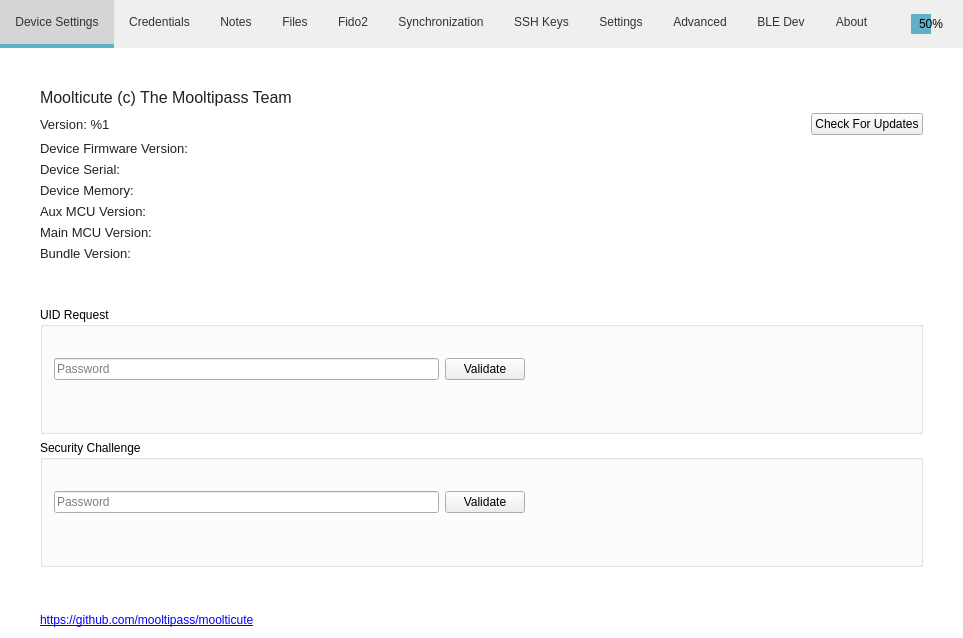
First picture: the form in src/MainWindow.ui, repository mooltipass/moolticute, before the edit.
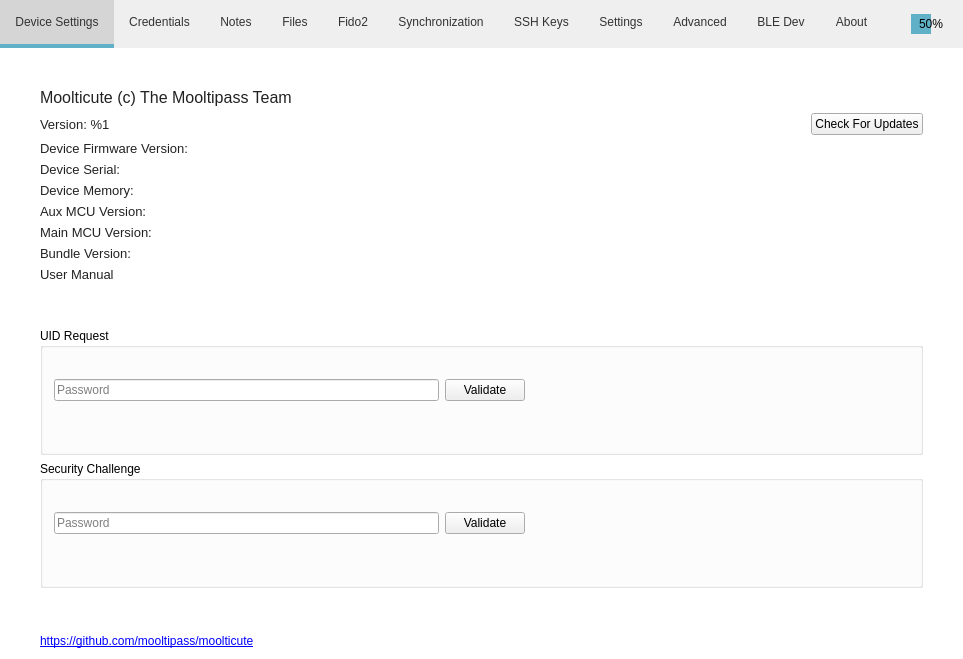
Second picture: the form after the edit. The open tabs and pages were chosen to show the change. Icons and pictures are not drawn. Custom widgets are drawn as their Qt base class.

Commit message: Add User Manual links to About tab

```diff
--- a/src/MainWindow.ui
+++ b/src/MainWindow.ui
@@ -3147,6 +3147,18 @@
           </layout>
          </widget>
         </item>
+        <item>
+         <widget class="QLabel" name="label_UserManual">
+          <property name="font">
+           <font>
+            <pointsize>10</pointsize>
+           </font>
+          </property>
+          <property name="text">
+           <string>User Manual</string>
+          </property>
+         </widget>
+        </item>
         <item>
          <spacer name="verticalSpacer_15">
           <property name="orientation">
```
The commit also changes 2 other files.
